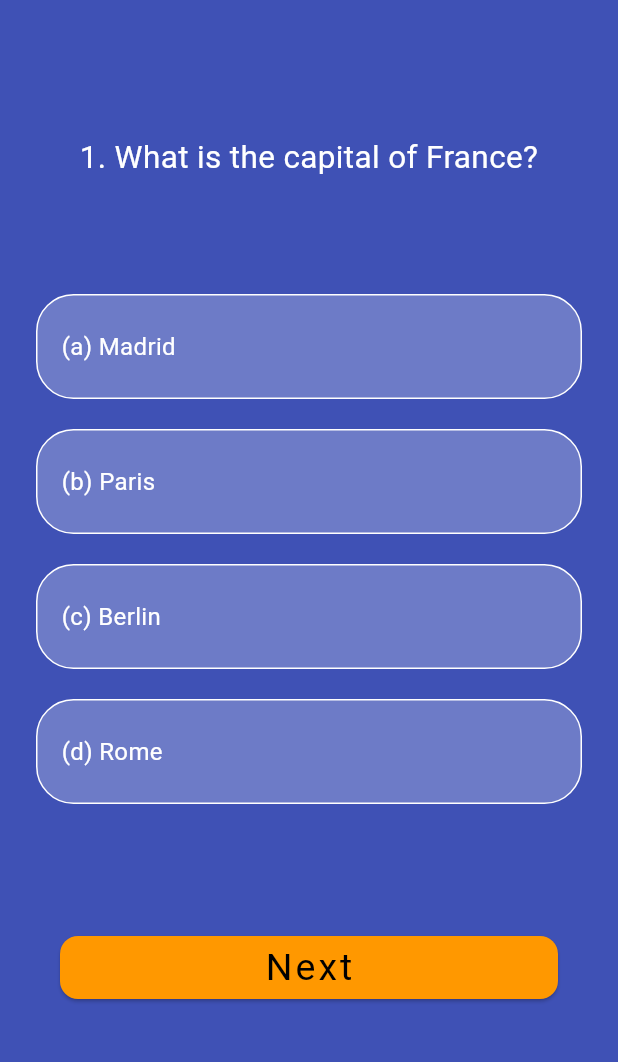
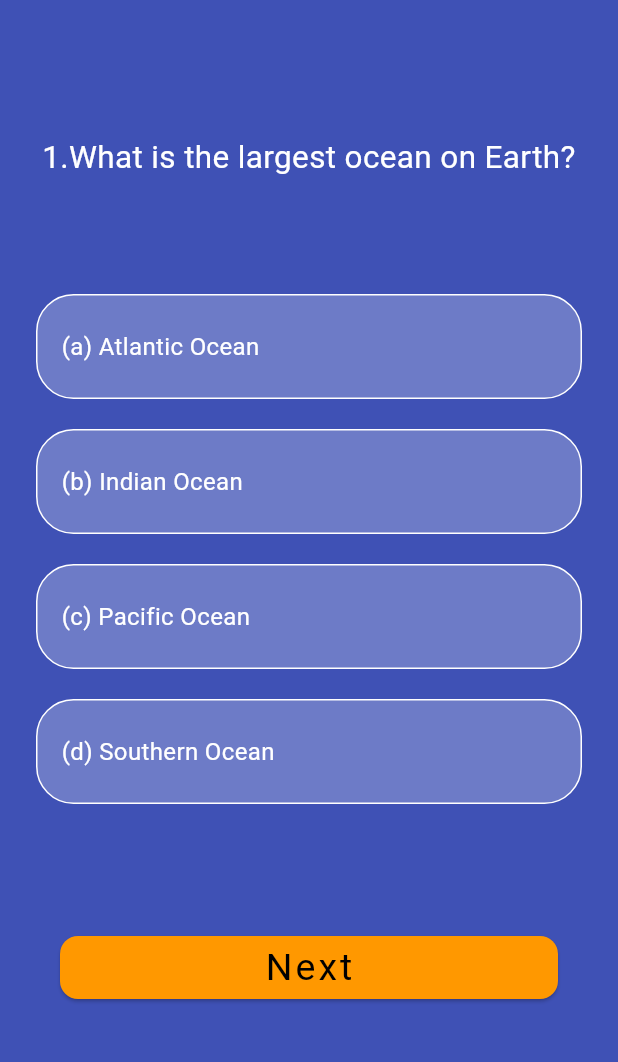
Before and after one commit to itsmedona/QwizB, a Flutter app: the screen it shows after launch, on a phone screen of 412 x 824 dp, the part 84-1146 px from its top. Run offline on Flutter 3.47's test engine with Material 3 defaults, Android fonts, the phone set to English and light mode, and no system bars.

Commit message:
questions updated

```diff
--- a/lib/questions.dart
+++ b/lib/questions.dart
@@ -12,13 +12,13 @@ class QuestionModal {
 
 const List<QuestionModal> questions = [
   QuestionModal(
-    question: '1. What is the capital of France?',
-    correctAnswerIndex: 1,
+    question: '1.What is the largest ocean on Earth?',
+    correctAnswerIndex: 2,
     options: [
-      '(a) Madrid',
-      '(b) Paris',
-      '(c) Berlin',
-      '(d) Rome',
+      '(a) Atlantic Ocean',
+      '(b) Indian Ocean',
+      '(c) Pacific Ocean',
+      '(d) Southern Ocean',
     ],
   ),
   QuestionModal(
@@ -32,11 +32,11 @@ const List<QuestionModal> questions = [
     ],
   ),
   QuestionModal(
-    question: '3. What is the largest planet in our solar system?',
+    question: '3. Which planet is known as the "Red Planet"?',
     correctAnswerIndex: 1,
     options: [
       ' (a) Earth',
-      '(b) Jupiter',
+      '(b) Mars',
       '(c) Saturn',
       '(d) Venus',
     ],
@@ -52,23 +52,23 @@ const List<QuestionModal> questions = [
     ],
   ),
   QuestionModal(
-    question: '5. Who is the main character in the Harry Potter series?',
-    correctAnswerIndex: 2,
+    question: '5. What is the currency of the United Kingdom?',
+    correctAnswerIndex: 1,
     options: [
-      '(a) Hermione Granger',
-      '(b) Ron Weasley',
-      '(c) Harry Potter',
-      '(d) Neville Longbottom',
+      '(a) Euro',
+      '(b) Pound Sterling',
+      '(c) Dollar',
+      '(d) Yen',
     ],
   ),
   QuestionModal(
-    question: '6. What is the smallest planet in our solar system?',
-    correctAnswerIndex: 3,
+    question: '6. Who developed the theory of relativity?',
+    correctAnswerIndex: 2,
     options: [
-      '(a) Venus',
-      '(b) Mars',
-      '(c) Earth',
-      '(d) Mercury',
+      '(a) Isaac Newton',
+      '(b) Galileo Galilei',
+      '(c) Albert Einstein',
+      '(d) Stephen Hawking',
     ],
   ),
   QuestionModal(
```
